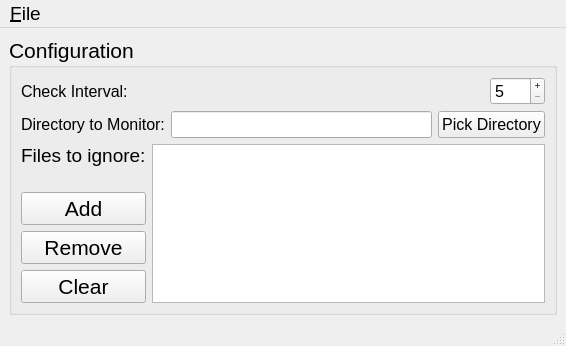
DrBassman/faxCheck, file faxCheck.ui: the form before one commit.
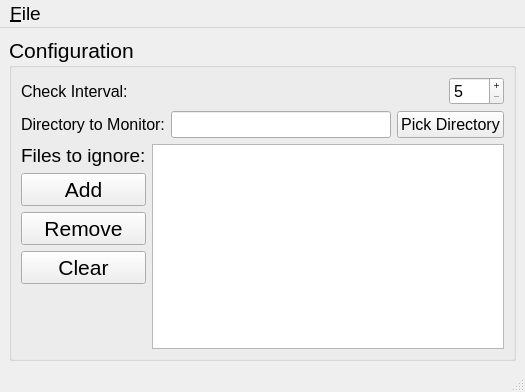
The form after the commit.

Commit message: Change so list with single empty string does not get loaded into the QListWidget.

Diff of the .ui file:
```diff
--- a/faxCheck.ui
+++ b/faxCheck.ui
@@ -9,8 +9,8 @@
    <rect>
     <x>0</x>
     <y>0</y>
-    <width>566</width>
-    <height>346</height>
+    <width>525</width>
+    <height>392</height>
    </rect>
   </property>
   <property name="sizePolicy">
@@ -177,19 +177,6 @@
              </property>
             </widget>
            </item>
-           <item>
-            <spacer name="verticalSpacer_2">
-             <property name="orientation">
-              <enum>Qt::Orientation::Vertical</enum>
-             </property>
-             <property name="sizeHint" stdset="0">
-              <size>
-               <width>20</width>
-               <height>40</height>
-              </size>
-             </property>
-            </spacer>
-           </item>
            <item>
             <widget class="QPushButton" name="addButton">
              <property name="text">
@@ -211,6 +198,19 @@
              </property>
             </widget>
            </item>
+           <item>
+            <spacer name="verticalSpacer">
+             <property name="orientation">
+              <enum>Qt::Orientation::Vertical</enum>
+             </property>
+             <property name="sizeHint" stdset="0">
+              <size>
+               <width>20</width>
+               <height>40</height>
+              </size>
+             </property>
+            </spacer>
+           </item>
           </layout>
          </item>
          <item>
@@ -228,7 +228,7 @@
     <rect>
      <x>0</x>
      <y>0</y>
-     <width>566</width>
+     <width>525</width>
      <height>28</height>
     </rect>
    </property>
```
The commit also changes 1 other file.
